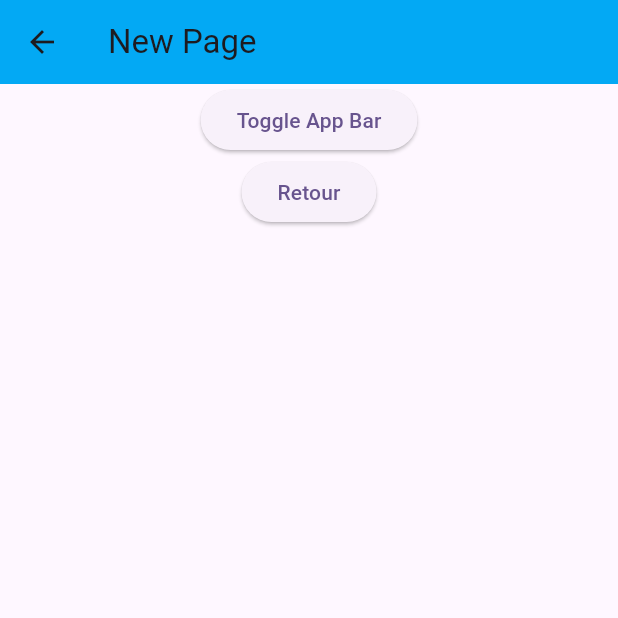
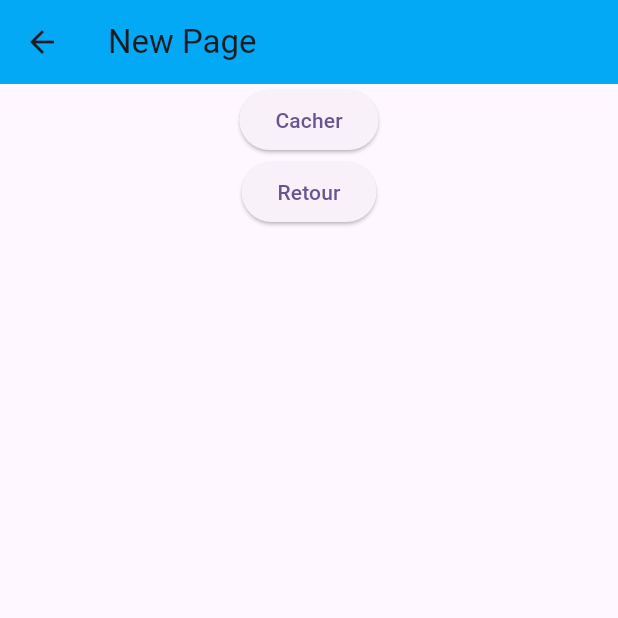
Before and after one commit to AshDest/State_full_widget, a Flutter app: the screen it shows after launch, after a tap on "Aller à la page suivante", on a phone screen of 412 x 824 dp, the top half of it. Run offline on Flutter 3.47's test engine with Material 2 defaults, Android fonts, the phone set to English and light mode, and no system bars.

Commit message:
Ash commit

```diff
--- a/lib/next.dart
+++ b/lib/next.dart
@@ -25,7 +25,7 @@ class NextState extends State<Next>{
                   showApp = !showApp;
                 });
               },
-              child: const Text('Toggle App Bar'),
+              child: Text((showApp)? 'Cacher': 'Montrer'),
             ),
             ElevatedButton(
               onPressed: (){
```
